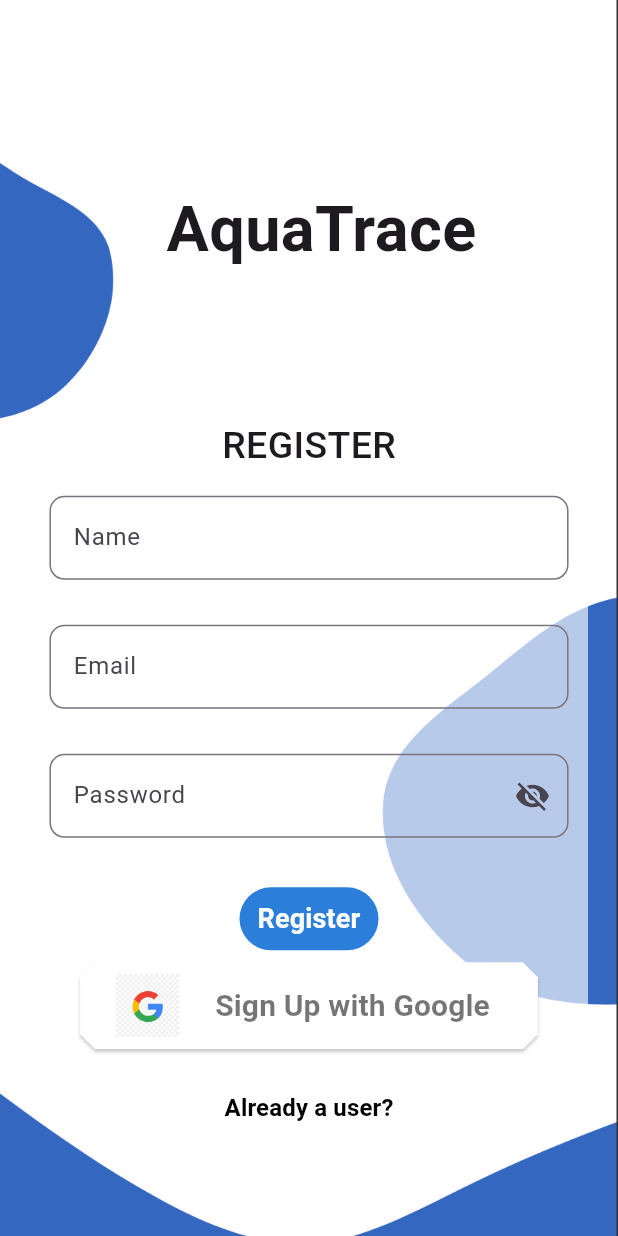
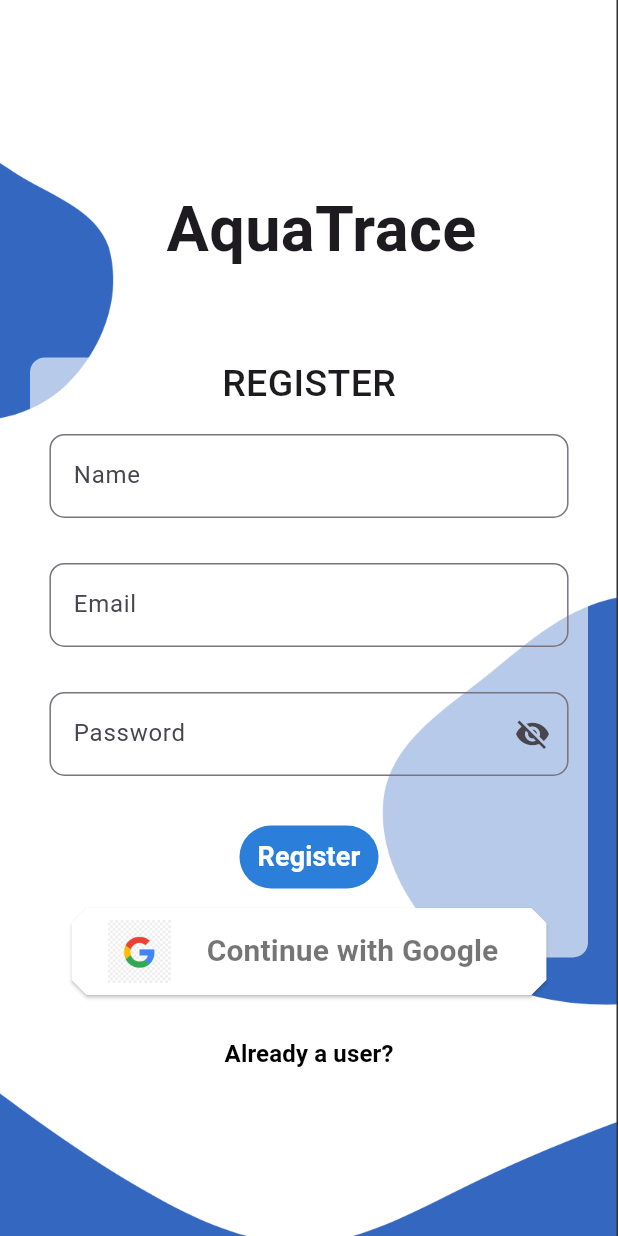
Before and after one commit to sidesshmore/Waterfootprint-Calculator-AquaTrace, a Flutter app: the Register screen opened by its route, on a phone screen of 412 x 824 dp. Run offline on Flutter 3.47's test engine with Material 3 defaults, Android fonts, the phone set to English and light mode, and no system bars; our stand-ins replace bloc, dash_chat_2, dio, firebase_analytics, firebase_auth, firebase_core and 13 more; missing offline and left inert: onesignal_flutter, tensorflow_lite_flutter; accounts and stored records are empty.

Commit message:
Register with Google done

```diff
--- a/lib/features/Register/ui/register.dart
+++ b/lib/features/Register/ui/register.dart
@@ -101,7 +101,7 @@ class _RegisterState extends State<Register> {
                   ),
                   Padding(
                     padding: EdgeInsets.only(
-                        left: 20, right: 20, top: screenHeight * 0.08),
+                        left: 20, right: 20, top: screenHeight * 0.03),
                     child: Stack(
                       children: [
                         Container(
@@ -210,7 +210,7 @@ class _RegisterState extends State<Register> {
                               ],
                             ),
                             SizedBox(
-                              height: 5,
+                              height: 10,
                             ),
                             ElevatedButton(
                               style: ElevatedButton.styleFrom(
@@ -237,7 +237,7 @@ class _RegisterState extends State<Register> {
                                       padding:
                                           EdgeInsets.only(left: 24, right: 8),
                                       child: Text(
-                                        'Sign Up with Google',
+                                        'Continue with Google',
                                         style: TextStyle(
                                           fontSize: 20,
                                           color: Colors.black54,
```
